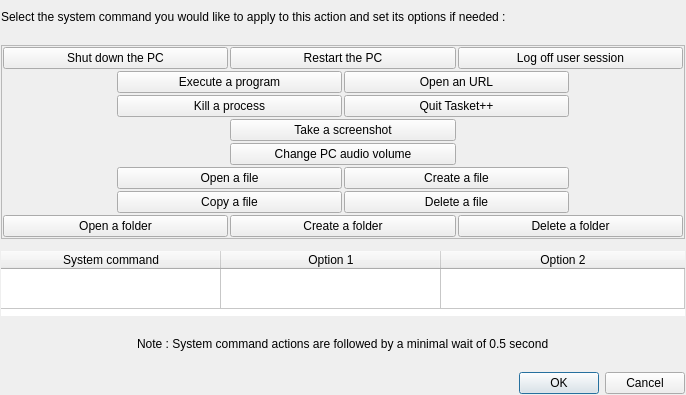
Qt form ui/createactiondialogs/CreateSystemCommandActionDialog.ui (AmirHammouteneEI/ScheduledPasteAndKeys) before a commit.
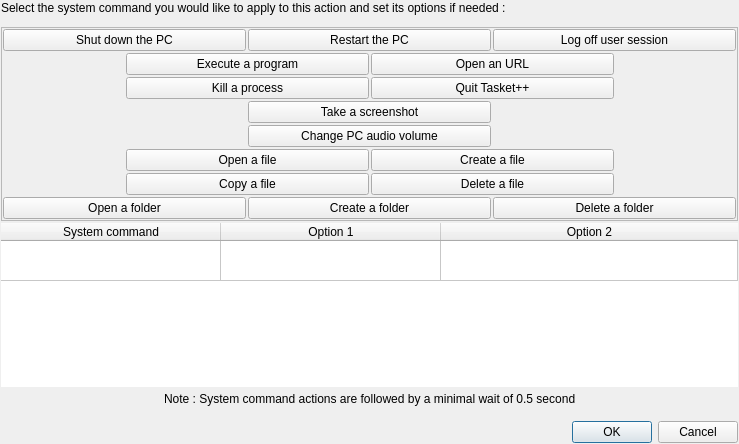
The same form after that commit. Custom widgets are drawn as their Qt base class.

```diff
--- a/ui/createactiondialogs/CreateSystemCommandActionDialog.ui
+++ b/ui/createactiondialogs/CreateSystemCommandActionDialog.ui
@@ -6,8 +6,8 @@
    <rect>
     <x>0</x>
     <y>0</y>
-    <width>686</width>
-    <height>395</height>
+    <width>739</width>
+    <height>444</height>
    </rect>
   </property>
   <property name="windowTitle">
@@ -197,7 +197,7 @@
       <enum>Qt::Orientation::Vertical</enum>
      </property>
      <property name="sizeType">
-      <enum>QSizePolicy::Policy::Fixed</enum>
+      <enum>QSizePolicy::Policy::Expanding</enum>
      </property>
      <property name="sizeHint" stdset="0">
       <size>
@@ -210,17 +210,11 @@
    <item>
     <widget class="NoFocusCellTableWidget" name="tableWidget">
      <property name="sizePolicy">
-      <sizepolicy hsizetype="Expanding" vsizetype="Fixed">
+      <sizepolicy hsizetype="Expanding" vsizetype="Preferred">
        <horstretch>0</horstretch>
        <verstretch>0</verstretch>
       </sizepolicy>
      </property>
-     <property name="maximumSize">
-      <size>
-       <width>16777215</width>
-       <height>65</height>
-      </size>
-     </property>
      <property name="frameShape">
       <enum>QFrame::Shape::NoFrame</enum>
      </property>
@@ -281,7 +275,7 @@
       <enum>Qt::Orientation::Vertical</enum>
      </property>
      <property name="sizeType">
-      <enum>QSizePolicy::Policy::Fixed</enum>
+      <enum>QSizePolicy::Policy::Expanding</enum>
      </property>
      <property name="sizeHint" stdset="0">
       <size>
```
